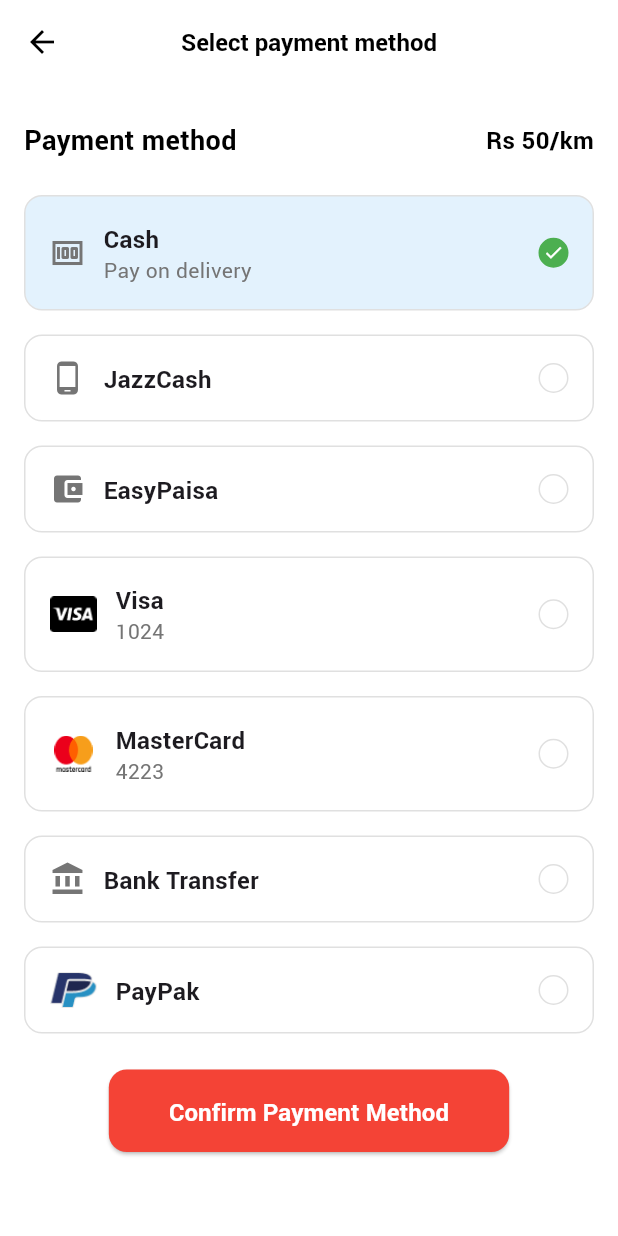
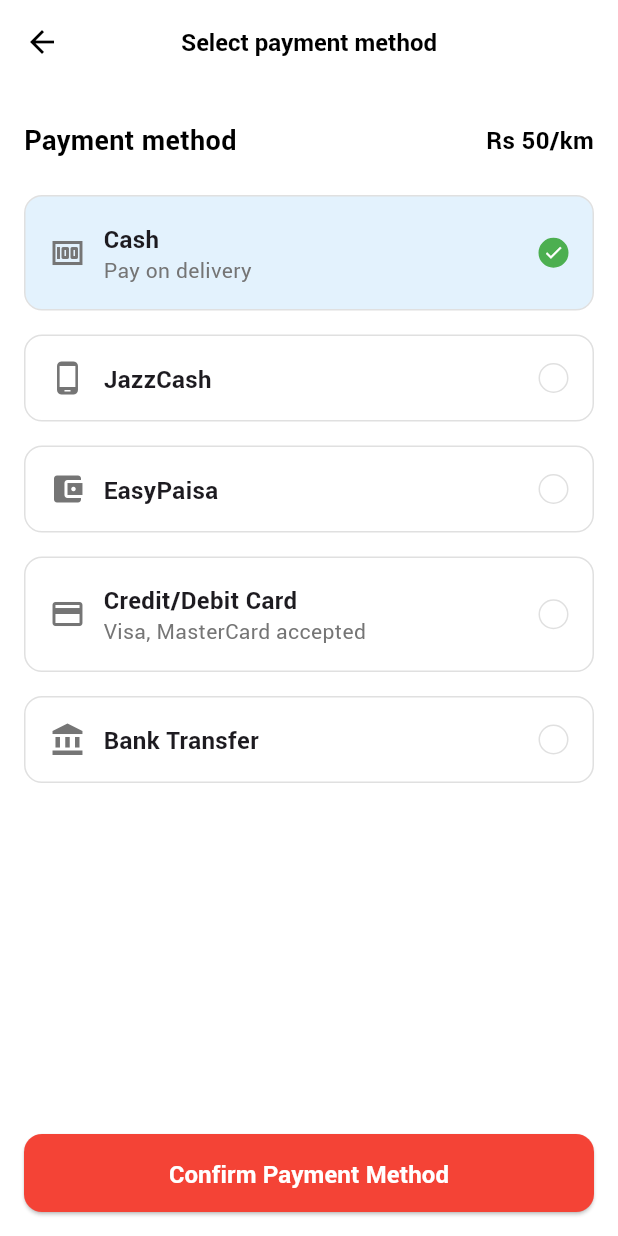
Before and after one commit to jhonrobert807-beep/rsq-mobile, a Flutter app: the SelectPaymentMethodScreen screen opened by its route, on a phone screen of 412 x 824 dp. Run offline on Flutter 3.47's test engine with Material 3 defaults, Android fonts, the phone set to English and light mode, and no system bars; our stand-ins replace dio, flutter_map, flutter_secure_storage, geolocator, google_sign_in, latlong2 and 1 more; accounts and stored records are empty; network calls fail.

Commit message:
feat: payment flow overhaul + UI fixes
- Payment selector: Cash/JazzCash/EasyPaisa/Credit-Debit Card/Bank Transfer
  (removed PayPak/Visa/MasterCard separately); scrollable list, button pinned
- Pay Now screen pre-selects method chosen at booking; list scrollable, no overflow
- Processing screen shows method-specific message (JazzCash, EasyPaisa, etc.)
- Rating dialog: refresh ride after dismiss so userRating check doesn't re-trigger
- Poll timer stops on COMPLETED to prevent rebuild loop
- Home screen banner: hide for COMPLETED rides; don't re-set activeRide from home poll
- Fare chip icon: Rs text label instead of Indian rupee symbol on both patient/driver
- api_constants: useProduction=false for local testing

```diff
--- a/lib/core/constants/api_constants.dart
+++ b/lib/core/constants/api_constants.dart
@@ -1,6 +1,6 @@
 class ApiConstants {
   // Toggle this to switch between local and production
-  static const bool useProduction = true;
+  static const bool useProduction = false;
 
   static const String _localBase = 'http://localhost:3001';
   static const String _prodBase = 'https://gleaming-inspiration-production-64dc.up.railway.app';
--- a/lib/screens/home_screen.dart
+++ b/lib/screens/home_screen.dart
@@ -388,6 +388,7 @@
   Widget _buildActiveRideBanner(BuildContext context) {
     final ride = context.watch<RideProvider>().activeRide;
     if (ride == null) return const SizedBox.shrink();
+    if (ride.status == 'COMPLETED') return const SizedBox.shrink();
 
     final statusLabel = ride.status.replaceAll('_', ' ');
     return GestureDetector(
--- a/lib/screens/select_payment_method_screen.dart
+++ b/lib/screens/select_payment_method_screen.dart
@@ -24,10 +24,8 @@
     {'label': 'Cash', 'detail': 'Pay on delivery', 'asset': null, 'method': 'CASH', 'icon': Icons.money},
     {'label': 'JazzCash', 'detail': '', 'asset': null, 'method': 'WALLET', 'icon': Icons.phone_android},
     {'label': 'EasyPaisa', 'detail': '', 'asset': null, 'method': 'WALLET', 'icon': Icons.account_balance_wallet},
-    {'label': 'Visa', 'detail': '1024', 'asset': 'assets/images/visa.png', 'method': 'CARD', 'icon': null},
-    {'label': 'MasterCard', 'detail': '4223', 'asset': 'assets/images/mastercard.png', 'method': 'CARD', 'icon': null},
+    {'label': 'Credit/Debit Card', 'detail': 'Visa, MasterCard accepted', 'asset': null, 'method': 'CARD', 'icon': Icons.credit_card},
     {'label': 'Bank Transfer', 'detail': '', 'asset': null, 'method': 'WALLET', 'icon': Icons.account_balance},
-    {'label': 'PayPak', 'detail': '', 'asset': 'assets/images/paypak.png', 'method': 'CASH', 'icon': null},
   ];
 
   @override
@@ -108,7 +106,10 @@
               ),
               const SizedBox(height: 24),
 
-              ...List.generate(_paymentMethods.length, (index) {
+              Expanded(
+                child: SingleChildScrollView(
+                  child: Column(
+                    children: List.generate(_paymentMethods.length, (index) {
                 final pm = _paymentMethods[index];
                 final isSelected = _selectedPayment == index;
                 return Padding(
@@ -132,9 +133,9 @@
                             child: Column(
                               crossAxisAlignment: CrossAxisAlignment.start,
                               children: [
-                                Text(pm['label']!, style: const TextStyle(fontWeight: FontWeight.bold, fontSize: 16, fontFamily: 'Roboto')),
-                                if (pm['detail']!.isNotEmpty)
-                                  Text(pm['detail']!, style: TextStyle(fontSize: 14, color: Colors.grey[600], fontFamily: 'Roboto')),
+                                Text(pm['label'] as String, style: const TextStyle(fontWeight: FontWeight.bold, fontSize: 16, fontFamily: 'Roboto')),
+                                if ((pm['detail'] as String).isNotEmpty)
+                                  Text(pm['detail'] as String, style: TextStyle(fontSize: 14, color: Colors.grey[600], fontFamily: 'Roboto')),
                               ],
                             ),
                           ),
@@ -154,15 +155,19 @@
                   ),
                 );
               }),
+                  ),
+                ),
+              ),
 
-              const SizedBox(height: 8),
+              const SizedBox(height: 12),
 
-              Center(
+              SizedBox(
+                width: double.infinity,
+                height: 52,
                 child: ElevatedButton(
                   onPressed: isLoading ? null : _book,
                   style: ElevatedButton.styleFrom(
                     backgroundColor: Colors.red,
-                    padding: const EdgeInsets.symmetric(horizontal: 40, vertical: 16),
                     shape: RoundedRectangleBorder(borderRadius: BorderRadius.circular(12)),
                   ),
                   child: isLoading
@@ -170,6 +175,7 @@
                       : const Text('Confirm Payment Method', style: TextStyle(fontSize: 16, fontWeight: FontWeight.bold, color: Colors.white, fontFamily: 'Roboto')),
                 ),
               ),
+              const SizedBox(height: 16),
             ],
           ),
         ),
```
Also changed, not shown: lib/screens/driver/driver_ride_screen.dart (+5 -3 lines), lib/screens/payment/payment_screen.dart (+37 -13 lines), lib/screens/user_ride_details_sceen.dart (+16 -8 lines).
